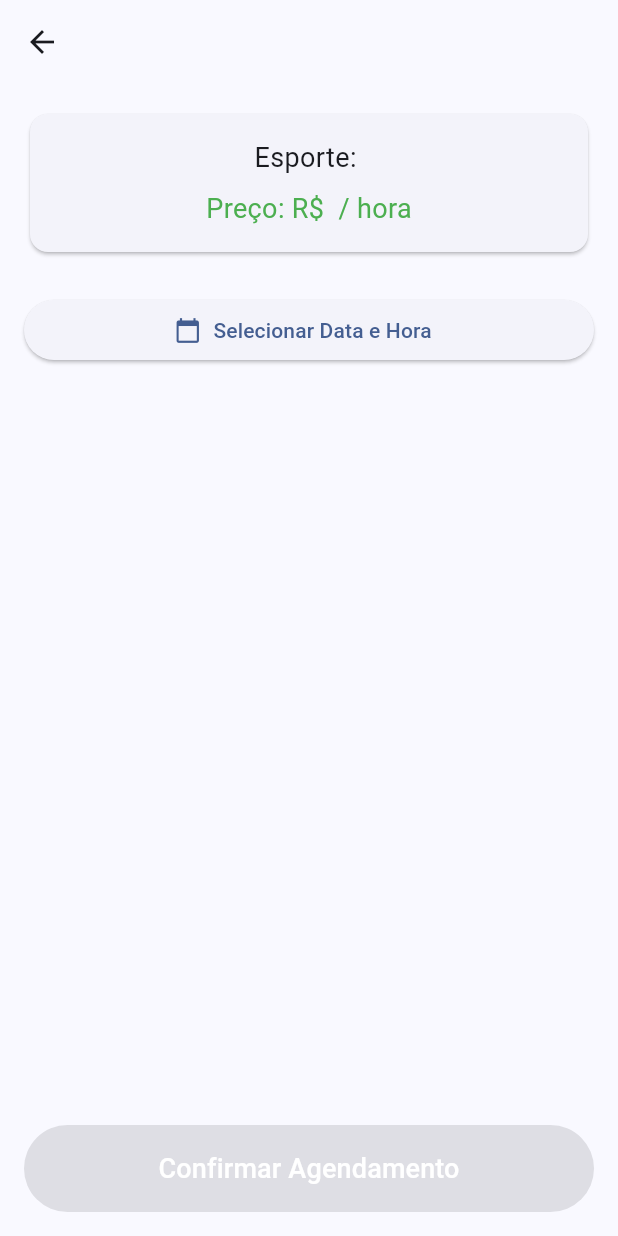
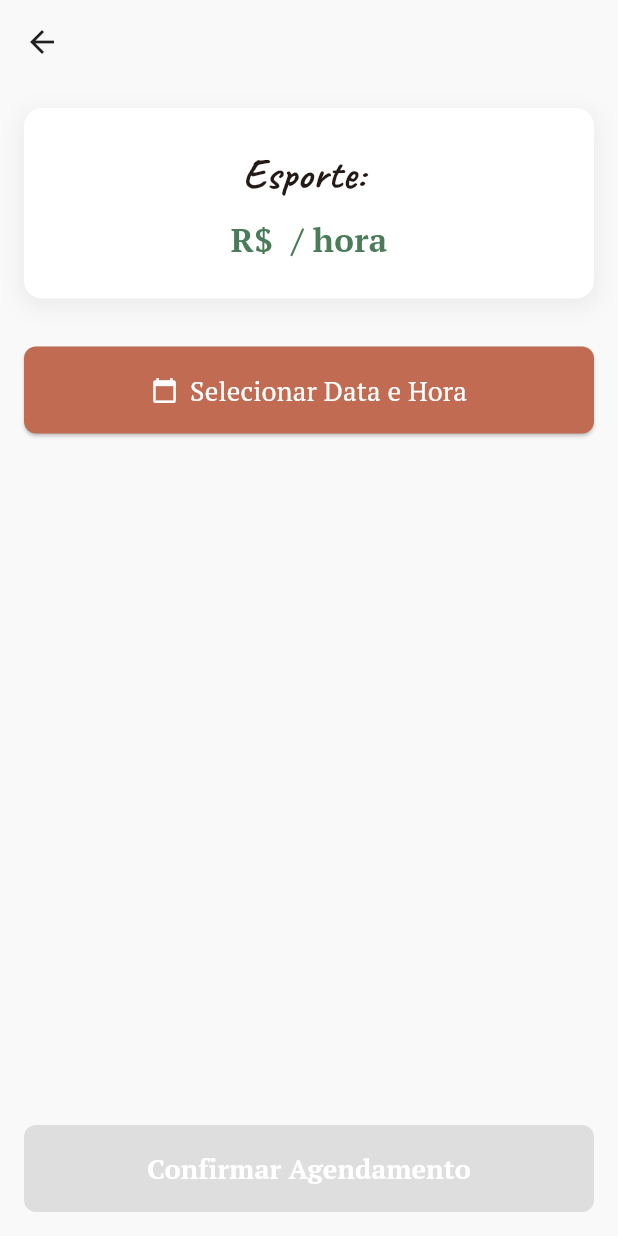
Before and after one commit to pedroseabra27/LABDAMDprojeto, a Flutter app: the CourtDetailScreen screen opened directly with empty values, on a phone screen of 412 x 824 dp. Run offline on Flutter 3.47's test engine with Material 3 defaults, Android fonts, the phone set to English and light mode, and no system bars; our stand-ins replace socket_io_client; network calls fail; project files that could hold a hidden picture were left out.

Commit message:
feat: UI

```diff
--- a/frontend_cliente/lib/presentation/screens/court_detail_screen.dart
+++ b/frontend_cliente/lib/presentation/screens/court_detail_screen.dart
@@ -71,42 +71,68 @@ class _CourtDetailScreenState extends State<CourtDetailScreen> {
   @override
   Widget build(BuildContext context) {
     return Scaffold(
+      backgroundColor: const Color(0xFFF9F9F9),
       appBar: AppBar(title: Text(widget.court.nome)),
       body: Padding(
         padding: const EdgeInsets.all(16.0),
         child: Column(
           crossAxisAlignment: CrossAxisAlignment.stretch,
           children: [
-            Card(
-              child: Padding(
-                padding: const EdgeInsets.all(16.0),
-                child: Column(
-                  children: [
-                    Text('Esporte: ${widget.court.esporte}', style: const TextStyle(fontSize: 18)),
-                    const SizedBox(height: 8),
-                    Text('Preço: R\$ ${widget.court.precoHora} / hora', style: const TextStyle(fontSize: 18, color: Colors.green)),
-                  ],
-                ),
+            Container(
+              decoration: BoxDecoration(
+                color: Colors.white,
+                borderRadius: BorderRadius.circular(12),
+                boxShadow: [
+                  BoxShadow(
+                    color: Colors.grey.withOpacity(0.15),
+                    offset: const Offset(0, 4),
+                    blurRadius: 12,
+                    spreadRadius: 2,
+                  ),
+                ],
+              ),
+              padding: const EdgeInsets.all(24.0),
+              child: Column(
+                children: [
+                  Text(
+                    'Esporte: ${widget.court.esporte}',
+                    style: const TextStyle(fontFamily: 'Caveat', fontSize: 28, fontWeight: FontWeight.bold)
+                  ),
+                  const SizedBox(height: 8),
+                  Text(
+                    'R\$ ${widget.court.precoHora} / hora',
+                    style: const TextStyle(fontSize: 22, color: Color(0xFF4A7C59), fontWeight: FontWeight.bold)
+                  ),
+                ],
               ),
             ),
-            const SizedBox(height: 24),
+            const SizedBox(height: 32),
             ElevatedButton.icon(
-              icon: const Icon(Icons.calendar_today),
-              label: Text(_selectedDate == null
-                  ? 'Selecionar Data e Hora'
-                  : 'Horário: ${_selectedDate.toString().substring(0, 16)}'),
+              icon: const Icon(Icons.calendar_today, color: Colors.white),
+              style: ElevatedButton.styleFrom(
+                backgroundColor: const Color(0xFFC06B52), // Terracota
+                padding: const EdgeInsets.symmetric(vertical: 16),
+                shape: RoundedRectangleBorder(borderRadius: BorderRadius.circular(8)),
+              ),
+              label: Text(
+                _selectedDate == null
+                    ? 'Selecionar Data e Hora'
+                    : 'Horário: ${_selectedDate.toString().substring(0, 16)}',
+                style: const TextStyle(fontSize: 18, color: Colors.white)
+              ),
               onPressed: () => _selectDate(context),
             ),
             const Spacer(),
             ElevatedButton(
               style: ElevatedButton.styleFrom(
                 padding: const EdgeInsets.symmetric(vertical: 16),
-                backgroundColor: Colors.blueAccent,
+                backgroundColor: const Color(0xFF4A7C59), // Verde suave
+                shape: RoundedRectangleBorder(borderRadius: BorderRadius.circular(8)),
               ),
               onPressed: _selectedDate == null || _isBooking ? null : _bookCourt,
               child: _isBooking
                   ? const CircularProgressIndicator(color: Colors.white)
-                  : const Text('Confirmar Agendamento', style: TextStyle(fontSize: 18, color: Colors.white)),
+                  : const Text('Confirmar Agendamento', style: TextStyle(fontSize: 18, color: Colors.white, fontWeight: FontWeight.bold)),
             ),
           ],
         ),
```
Also changed, not shown: frontend_cliente/lib/main.dart (+17 -1 lines), frontend_cliente/lib/presentation/screens/home_screen.dart (+40 -7 lines), frontend_cliente/lib/presentation/screens/my_bookings_screen.dart (+47 -15 lines), frontend_cliente/lib/presentation/widgets/hand_drawn_card.dart (added, +35 -0 lines), frontend_cliente/lib/presentation/widgets/modern_card.dart (added, +32 -0 lines), frontend_cliente/lib/presentation/widgets/paper_background.dart (added, +24 -0 lines), frontend_cliente/lib/presentation/widgets/rubber_stamp_chip.dart (added, +44 -0 lines), frontend_cliente/lib/presentation/widgets/status_badge.dart (added, +30 -0 lines), frontend_cliente/pubspec.yaml (+9 -14 lines), frontend_cliente/assets/fonts/Caveat-Regular.ttf (added), frontend_cliente/assets/fonts/PTSerif-Regular.ttf (added), frontend_cliente/assets/images/map_icon.png (added), frontend_cliente/assets/images/stamp_texture.png (added), frontend_cliente/assets/images/watercolor_card.png (added).
